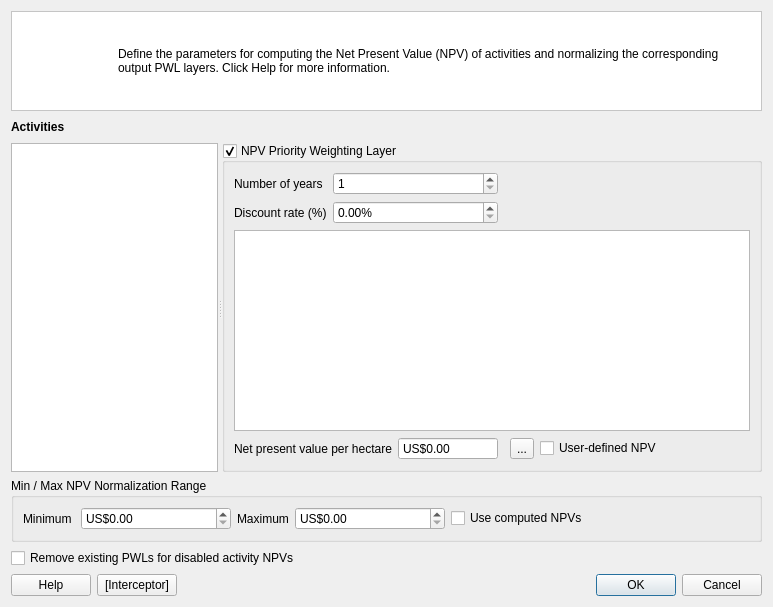
Qt form src/cplus_plugin/ui/financial_pwl_dialog.ui (ConservationInternational/cplus-plugin) before a commit.
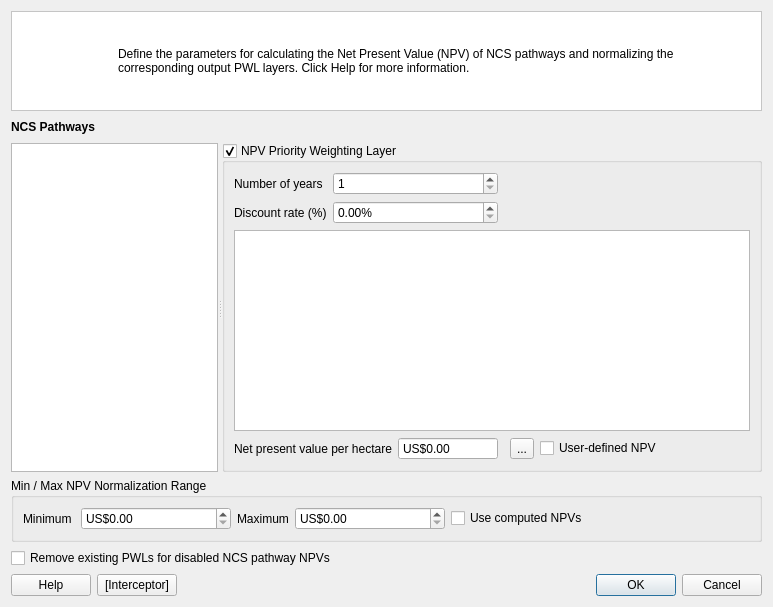
The same form after that commit. Custom widgets are drawn as their Qt base class.

```diff
--- a/src/cplus_plugin/ui/financial_pwl_dialog.ui
+++ b/src/cplus_plugin/ui/financial_pwl_dialog.ui
@@ -231,7 +231,7 @@
       <item>
        <widget class="QLabel" name="label_123">
         <property name="text">
-         <string>&lt;html&gt;&lt;head/&gt;&lt;body&gt;&lt;p&gt;Define the parameters for computing the Net Present Value (NPV) of activities and normalizing the corresponding output PWL layers. Click Help for more information.&lt;/p&gt;&lt;/body&gt;&lt;/html&gt;</string>
+         <string>&lt;html&gt;&lt;head/&gt;&lt;body&gt;&lt;p&gt;Define the parameters for calculating the Net Present Value (NPV) of NCS pathways and normalizing the corresponding output PWL layers. Click Help for more information.&lt;/p&gt;&lt;/body&gt;&lt;/html&gt;</string>
         </property>
         <property name="wordWrap">
          <bool>true</bool>
@@ -253,7 +253,7 @@
       </size>
      </property>
      <property name="text">
-      <string>&lt;html&gt;&lt;head/&gt;&lt;body&gt;&lt;p&gt;&lt;span style=&quot; font-weight:600;&quot;&gt;Activities&lt;/span&gt;&lt;/p&gt;&lt;/body&gt;&lt;/html&gt;</string>
+      <string>&lt;html&gt;&lt;head/&gt;&lt;body&gt;&lt;p&gt;&lt;span style=&quot; font-weight:600;&quot;&gt;NCS Pathways&lt;/span&gt;&lt;/p&gt;&lt;/body&gt;&lt;/html&gt;</string>
      </property>
      <property name="textFormat">
       <enum>Qt::RichText</enum>
@@ -263,7 +263,7 @@
    <item row="5" column="0" colspan="3">
     <widget class="QCheckBox" name="cb_remove_disabled">
      <property name="text">
-      <string>Remove existing PWLs for disabled activity NPVs</string>
+      <string>Remove existing PWLs for disabled NCS pathway NPVs</string>
      </property>
     </widget>
    </item>
```
Left out of the diff: 2 changed lines with no effect on the pictures.
